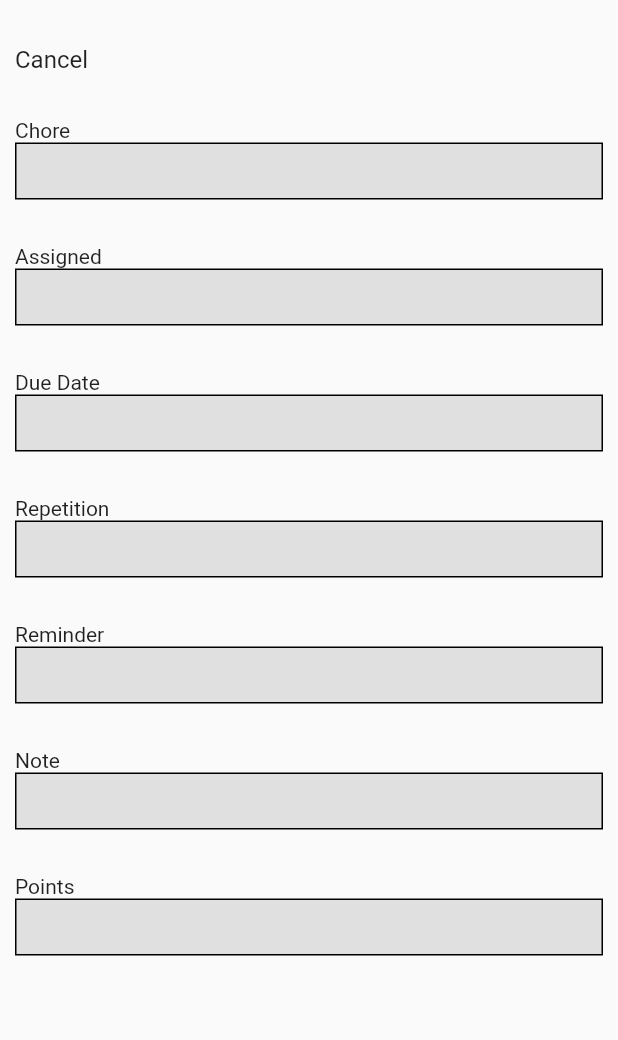
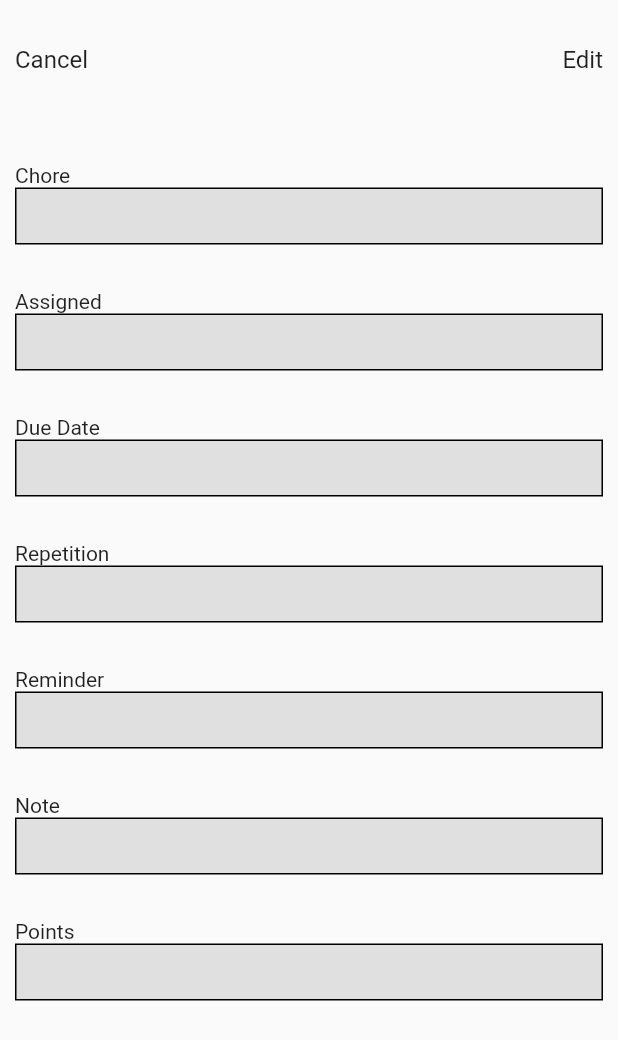
Before and after one commit to Jdd2020/rumii, a Flutter app: the ViewChore screen opened directly with empty values, on a phone screen of 412 x 824 dp. Shown: the top 1040 px of the screen. Run offline on Flutter 3.47's test engine with Material 2 defaults, Android fonts, the light colour scheme and no system bars.

Commit message:
view_chore_view.dart

```diff
--- a/lib/views/Chores/view_chore_view.dart
+++ b/lib/views/Chores/view_chore_view.dart
@@ -2,7 +2,7 @@ import 'package:flutter/material.dart';
 import 'package:rumii/views/Chores/edit_chore_view.dart';
 import 'chore_list_view.dart';
 
-class ViewChore extends StatelessWidget {
+class ViewChore extends StatefulWidget {
   final String choreName;
   final String assignUser;
   final String note;
@@ -23,13 +23,19 @@ class ViewChore extends StatelessWidget {
       : super(key: key);
 
   @override
+  _ViewChoreState createState() => _ViewChoreState();
+}
+
+class _ViewChoreState extends State<ViewChore> {
+  @override
   Widget build(BuildContext context) {
     return Scaffold(
       body: Container(
         padding: const EdgeInsets.all(10),
         width: MediaQuery.of(context).size.width,
         height: MediaQuery.of(context).size.height,
-        child: Column(children: <Widget>[
+        child: Column(
+          children: <Widget>[
             const SizedBox(height: 20),
             Row(mainAxisAlignment: MainAxisAlignment.spaceBetween, children: [
               InkWell(
@@ -41,9 +47,9 @@ class ViewChore extends StatelessWidget {
                         Navigator.push(
                             context,
                             MaterialPageRoute(
-                              builder: (context) => const ChoreListView()))
+                                builder: (context) => const ChoreListView())),
                       }),
-            /*InkWell(
+              InkWell(
                   child: const Text('Edit',
                       style: TextStyle(
                         fontSize: 16,
@@ -52,24 +58,41 @@ class ViewChore extends StatelessWidget {
                         Navigator.push(
                             context,
                             MaterialPageRoute(
-                              builder: (context) => const EditChore(
-                                    choreName: '',
-                                    assignUser: '',
-                                    note: '',
-                                    dueDate: '',
-                                    repetition: '',
-                                    reminder: '',
-                                    points: '',
+                                builder: (context) => EditChore(
+                                      choreName: widget.choreName,
+                                      assignUser: widget.assignUser,
+                                      dueDate: widget.dueDate,
+                                      repetition: widget.repetition,
+                                      reminder: widget.reminder,
+                                      note: widget.note,
+                                      points: widget.points,
                                     )))
-                    }),*/
+                      }),
             ]),
             const SizedBox(
               height: 30,
             ),
-          Column(crossAxisAlignment: CrossAxisAlignment.start, children: [
-            const Text(
-              'Chore',
-              style: TextStyle(
+            const SizedBox(height: 30),
+            buildInfoRow('Chore', widget.choreName),
+            buildInfoRow('Assigned', widget.assignUser),
+            buildInfoRow('Due Date', widget.dueDate),
+            buildInfoRow('Repetition', widget.repetition),
+            buildInfoRow('Reminder', widget.reminder),
+            buildInfoRow('Note', widget.note),
+            buildInfoRow('Points', widget.points),
+          ],
+        ),
+      ),
+    );
+  }
+
+  Widget buildInfoRow(String label, String value) {
+    return Column(
+      crossAxisAlignment: CrossAxisAlignment.start,
+      children: [
+        Text(
+          label,
+          style: const TextStyle(
             fontWeight: FontWeight.normal,
           ),
         ),
@@ -81,137 +104,11 @@ class ViewChore extends StatelessWidget {
               border: Border.all(color: Colors.black),
               color: Colors.grey.shade300,
             ),
-                  child: Text(choreName),
-                ))
-          ]),
-          const SizedBox(
-            height: 30,
-          ),
-          Column(crossAxisAlignment: CrossAxisAlignment.start, children: [
-            const Text(
-              'Assigned',
-              style: TextStyle(
-                fontWeight: FontWeight.normal,
+            child: Text(value),
           ),
         ),
-            SizedBox(
-                width: 1500,
-                child: Container(
-                  padding: const EdgeInsets.all(10),
-                  decoration: BoxDecoration(
-                    border: Border.all(color: Colors.black),
-                    color: Colors.grey.shade300,
-                  ),
-                  child: Text(assignUser),
-                ))
-          ]),
-          const SizedBox(
-            height: 30,
-          ),
-          Column(crossAxisAlignment: CrossAxisAlignment.start, children: [
-            const Text(
-              'Due Date',
-              style: TextStyle(
-                fontWeight: FontWeight.normal,
-              ),
-            ),
-            SizedBox(
-                width: 1500,
-                child: Container(
-                  padding: const EdgeInsets.all(10),
-                  decoration: BoxDecoration(
-                    border: Border.all(color: Colors.black),
-                    color: Colors.grey.shade300,
-                  ),
-                  child: Text(dueDate),
-                ))
-          ]),
-          const SizedBox(
-            height: 30,
-          ),
-          Column(crossAxisAlignment: CrossAxisAlignment.start, children: [
-            const Text(
-              'Repetition',
-              style: TextStyle(
-                fontWeight: FontWeight.normal,
-              ),
-            ),
-            SizedBox(
-                width: 1500,
-                child: Container(
-                  padding: const EdgeInsets.all(10),
-                  decoration: BoxDecoration(
-                    border: Border.all(color: Colors.black),
-                    color: Colors.grey.shade300,
-                  ),
-                  child: Text(repetition),
-                ))
-          ]),
-          const SizedBox(
-            height: 30,
-          ),
-          Column(crossAxisAlignment: CrossAxisAlignment.start, children: [
-            const Text(
-              'Reminder',
-              style: TextStyle(
-                fontWeight: FontWeight.normal,
-              ),
-            ),
-            SizedBox(
-                width: 1500,
-                child: Container(
-                  padding: const EdgeInsets.all(10),
-                  decoration: BoxDecoration(
-                    border: Border.all(color: Colors.black),
-                    color: Colors.grey.shade300,
-                  ),
-                  child: Text(reminder),
-                ))
-          ]),
-          const SizedBox(
-            height: 30,
-          ),
-          Column(crossAxisAlignment: CrossAxisAlignment.start, children: [
-            const Text(
-              'Note',
-              style: TextStyle(
-                fontWeight: FontWeight.normal,
-              ),
-            ),
-            SizedBox(
-                width: 1500,
-                child: Container(
-                  padding: const EdgeInsets.all(10),
-                  decoration: BoxDecoration(
-                    border: Border.all(color: Colors.black),
-                    color: Colors.grey.shade300,
-                  ),
-                  child: Text(note),
-                ))
-          ]),
-          const SizedBox(
-            height: 30,
-          ),
-          Column(crossAxisAlignment: CrossAxisAlignment.start, children: [
-            const Text(
-              'Points',
-              style: TextStyle(
-                fontWeight: FontWeight.normal,
-              ),
-            ),
-            SizedBox(
-                width: 1500,
-                child: Container(
-                  padding: const EdgeInsets.all(10),
-                  decoration: BoxDecoration(
-                    border: Border.all(color: Colors.black),
-                    color: Colors.grey.shade300,
-                  ),
-                  child: Text(points),
-                ))
-          ]),
-        ]),
-      ),
+        const SizedBox(height: 30),
+      ],
     );
   }
 }
```
Lines whose indentation alone changed are shown as unchanged.
